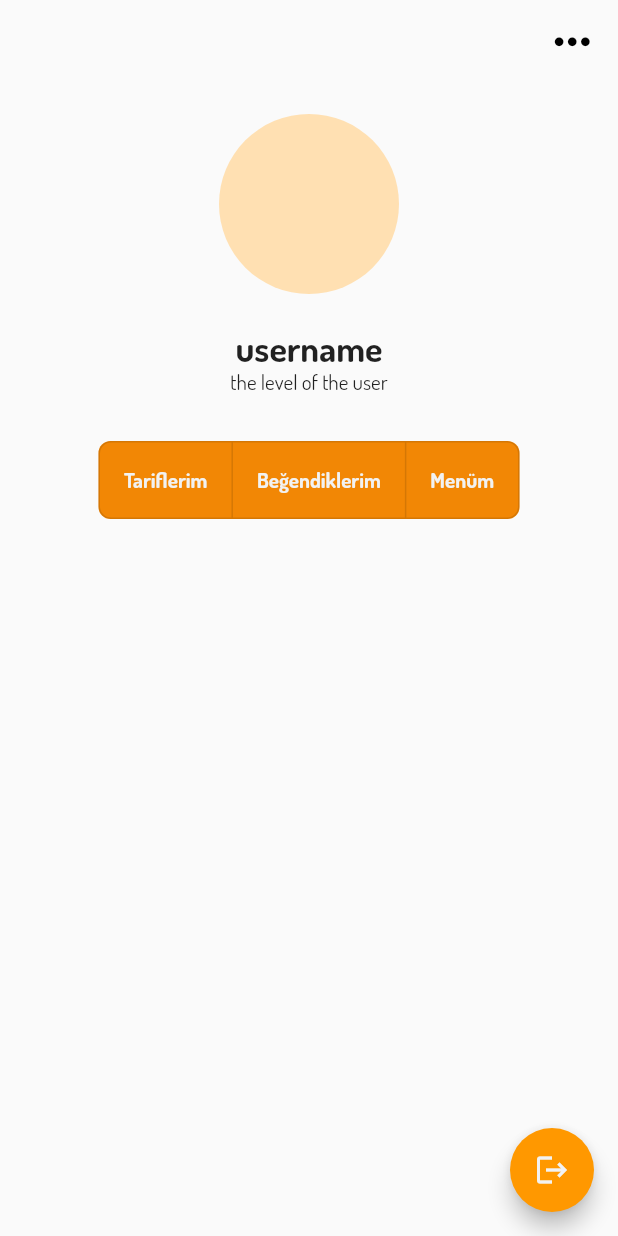
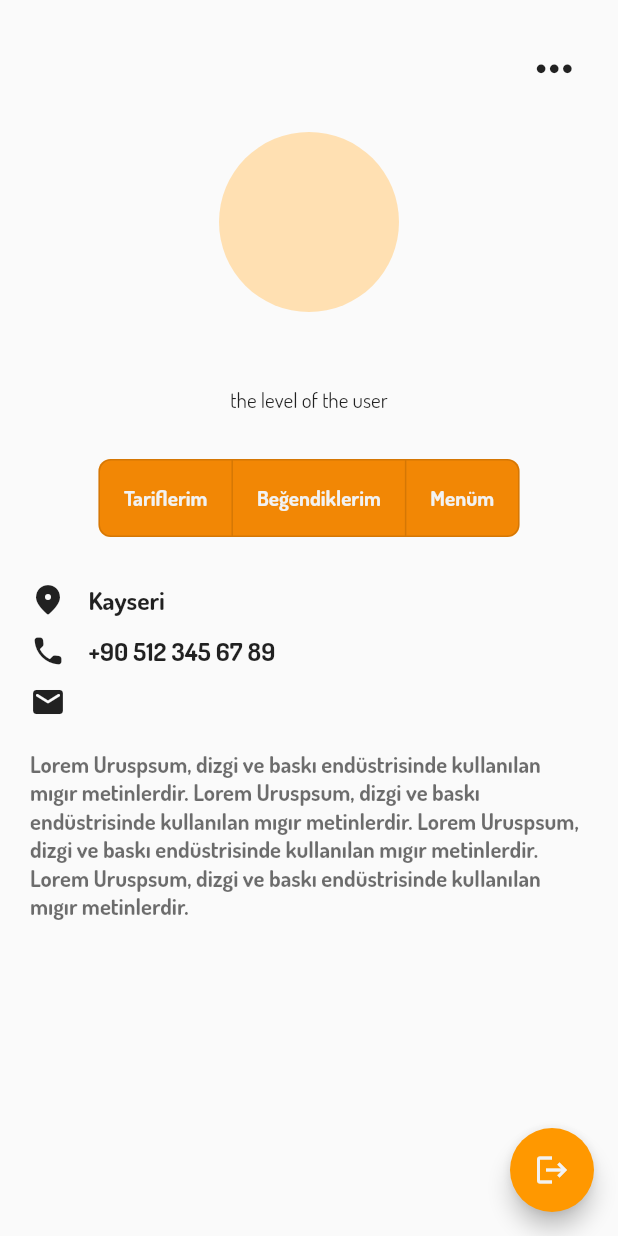
Before and after one commit to furkancvk/yapye_mobile_app, a Flutter app: the Profile screen opened directly, on a phone screen of 412 x 824 dp. Run offline on Flutter 3.47's test engine with Material 2 defaults, Android fonts, the phone set to English and light mode, and no system bars; our stand-ins replace cloud_firestore, firebase_auth, firebase_core; accounts and stored records are empty.

Commit message:
profile created

```diff
--- a/lib/screens/home.dart
+++ b/lib/screens/home.dart
@@ -99,6 +99,7 @@ class _Home extends State<Home> {
                       ],
                     ),
                   ),
+                  const SizedBox(height: 40),
                   StreamBuilder<QuerySnapshot>(
                     stream: _foodsStream,
                     builder: (BuildContext context,
--- a/lib/screens/profile.dart
+++ b/lib/screens/profile.dart
@@ -1,7 +1,13 @@
 import 'package:firebase_auth/firebase_auth.dart';
+import 'package:flutter/cupertino.dart';
 import 'package:flutter/material.dart';
 import 'package:yapye_mobile_app/constants.dart';
 import 'package:yapye_mobile_app/screens/welcome.dart';
+import 'package:yapye_mobile_app/widgets/profile_bio.dart';
+
+import '../widgets/profile_likes.dart';
+import '../widgets/profile_menu.dart';
+import '../widgets/profile_recipe.dart';
 
 class Profile extends StatefulWidget {
   const Profile({Key? key}) : super(key: key);
@@ -11,8 +17,10 @@ class Profile extends StatefulWidget {
 }
 
 class _Profile extends State<Profile> {
+  List<Widget> contents = [ProfileRecipe(), ProfileLikes(), ProfileMenu(), ProfileBio()];
   List<bool> isSelected = [false, false, false];
   final _auth = FirebaseAuth.instance;
+  int currentContentIndex = 3;
 
   void logout() async {
     await _auth.signOut();
@@ -23,37 +31,36 @@ class _Profile extends State<Profile> {
   Widget build(BuildContext context) {
     return SafeArea(
       child: Scaffold(
-        appBar: AppBar(
-          backgroundColor: Colors.transparent,
-          shadowColor: Colors.transparent,
-          actions: [
-            IconButton(
-              padding: const EdgeInsets.only(right: 20),
-              onPressed: () {},
-              icon: const Icon(
-                Icons.more_horiz_rounded,
-                size: 35,
-              ),
-            )
-          ],
-        ),
         body: ListView(
           padding: const EdgeInsets.all(20),
           children: [
+            Row(
+              mainAxisAlignment: MainAxisAlignment.end,
+              children: [
+                IconButton(
+                  onPressed: () {},
+                  icon: const Icon(
+                    Icons.more_horiz_rounded,
+                    size: 35,
+                  ),
+                ),
+              ],
+            ),
+            const SizedBox(height: 20),
             const CircleAvatar(
               minRadius: 60,
             ),
             const SizedBox(height: 20),
             Column(
-              children: const [
+              children: [
                 Text(
-                  "username",
-                  style: TextStyle(
+                  _auth.currentUser!.displayName.toString(),
+                  style: const TextStyle(
                     fontSize: 24,
                     fontWeight: FontWeight.bold,
                   ),
                 ),
-                Text(
+                const Text(
                   "the level of the user",
                   style: TextStyle(
                     fontSize: 14,
@@ -109,6 +116,7 @@ class _Profile extends State<Profile> {
                     ],
                     onPressed: (index) => {
                       setState(() {
+                        currentContentIndex = index;
                         for (int buttonIndex = 0;
                             buttonIndex < isSelected.length;
                             buttonIndex++) {
@@ -125,6 +133,8 @@ class _Profile extends State<Profile> {
                 ),
               ],
             ),
+            const SizedBox(height: 30),
+            contents[currentContentIndex],
           ],
         ),
         floatingActionButton: FloatingActionButton(
--- a/lib/widgets/app_cards.dart
+++ b/lib/widgets/app_cards.dart
@@ -114,7 +114,7 @@ class AppCards {
         }), );
       },
       child: Card(
-        margin: const EdgeInsets.only(top: 40),
+        margin: const EdgeInsets.only(bottom: 40),
         elevation: 5,
         shadowColor: AppColors.dark,
         clipBehavior: Clip.antiAlias,
--- /dev/null
+++ b/lib/widgets/profile_bio.dart
@@ -0,0 +1,72 @@
+import 'package:firebase_auth/firebase_auth.dart';
+import 'package:flutter/cupertino.dart';
+import 'package:flutter/material.dart';
+
+import '../constants.dart';
+
+class ProfileBio extends StatelessWidget {
+  ProfileBio({Key? key}) : super(key: key);
+  final FirebaseAuth _auth = FirebaseAuth.instance;
+
+  @override
+  Widget build(BuildContext context) {
+    return Column(
+      children: [
+        Column(
+          children: [
+            Row(
+              children: const [
+                Icon(Icons.location_on_rounded),
+                SizedBox(width: 15),
+                Text(
+                  "Kayseri",
+                  style: TextStyle(
+                    fontWeight: FontWeight.bold,
+                    fontSize: 17,
+                  ),
+                ),
+              ],
+            ),
+            const SizedBox(height: 10),
+            Row(
+              children: const [
+                Icon(Icons.phone_rounded),
+                SizedBox(width: 15),
+                Text(
+                  "+90 512 345 67 89",
+                  style: TextStyle(
+                    fontWeight: FontWeight.bold,
+                    fontSize: 17,
+                  ),
+                ),
+              ],
+            ),
+            const SizedBox(height: 10),
+            Row(
+              children: [
+                const Icon(Icons.email_rounded),
+                const SizedBox(width: 15),
+                Text(
+                  _auth.currentUser!.email.toString(),
+                  style: const TextStyle(
+                    fontWeight: FontWeight.bold,
+                    fontSize: 17,
+                  ),
+                ),
+              ],
+            ),
+          ],
+        ),
+        const SizedBox(height: 20),
+        Text(
+          "Lorem Uruspsum, dizgi ve baskı endüstrisinde kullanılan mıgır metinlerdir. Lorem Uruspsum, dizgi ve baskı endüstrisinde kullanılan mıgır metinlerdir. Lorem Uruspsum, dizgi ve baskı endüstrisinde kullanılan mıgır metinlerdir. Lorem Uruspsum, dizgi ve baskı endüstrisinde kullanılan mıgır metinlerdir. ",
+          style: TextStyle(
+            fontWeight: FontWeight.bold,
+            fontSize: 15,
+            color: AppColors.dark.withOpacity(0.6),
+          ),
+        ),
+      ],
+    );
+  }
+}
```
Also changed, not shown: lib/widgets/profile_likes.dart (added, +35 -0 lines), lib/widgets/profile_menu.dart (added, +151 -0 lines), lib/widgets/profile_recipe.dart (added, +35 -0 lines).
